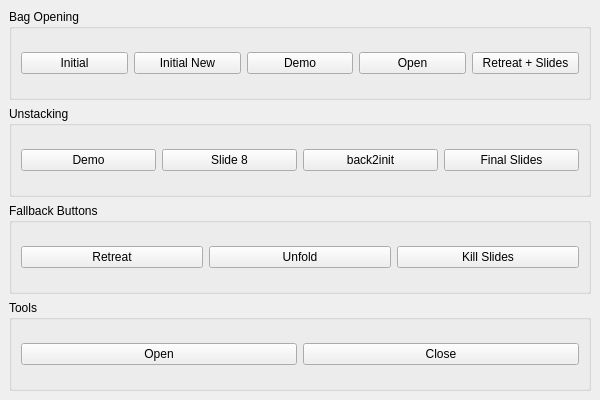
Qt form softenable_display/resource/main_window.ui (llach/softenable-ui) before a commit.
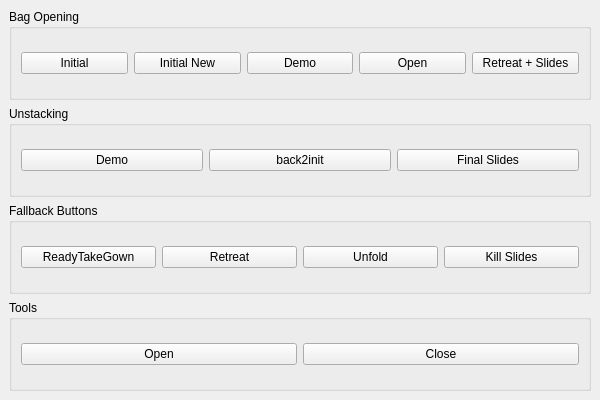
The same form after that commit.

Commit message: rename button

```diff
--- a/softenable_display/resource/main_window.ui
+++ b/softenable_display/resource/main_window.ui
@@ -40,7 +40,6 @@
       </property>
       <layout class="QHBoxLayout" name="horizontalLayout2">
        <item><widget class="QPushButton" name="btnUnstackDemo"><property name="text"><string>Demo</string></property></widget></item>
-       <item><widget class="QPushButton" name="btnUnstackSlideEight"><property name="text"><string>Slide 8</string></property></widget></item>
        <item><widget class="QPushButton" name="btnUnstackInitial"><property name="text"><string>back2init</string></property></widget></item>
        <item><widget class="QPushButton" name="btnUnstackSlides"><property name="text"><string>Final Slides</string></property></widget></item>
       </layout>
@@ -54,6 +53,7 @@
        <string>Fallback Buttons</string>
       </property>
       <layout class="QHBoxLayout" name="horizontalLayout3">
+        <item><widget class="QPushButton" name="btnUnstackSlideEight"><property name="text"><string>ReadyTakeGown</string></property></widget></item>
        <item><widget class="QPushButton" name="btnFallbackRetreat"><property name="text"><string>Retreat</string></property></widget></item>
        <item><widget class="QPushButton" name="btnUnfold"><property name="text"><string>Unfold</string></property></widget></item>
        <item><widget class="QPushButton" name="btnKillSlides"><property name="text"><string>Kill Slides</string></property></widget></item>
```
